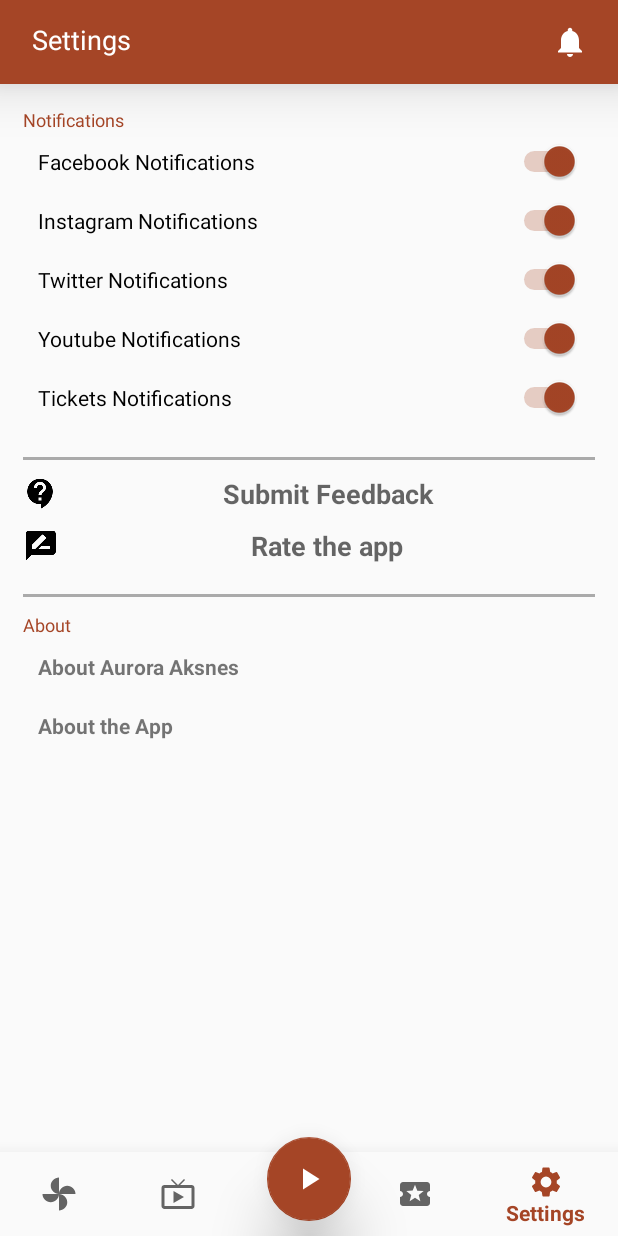
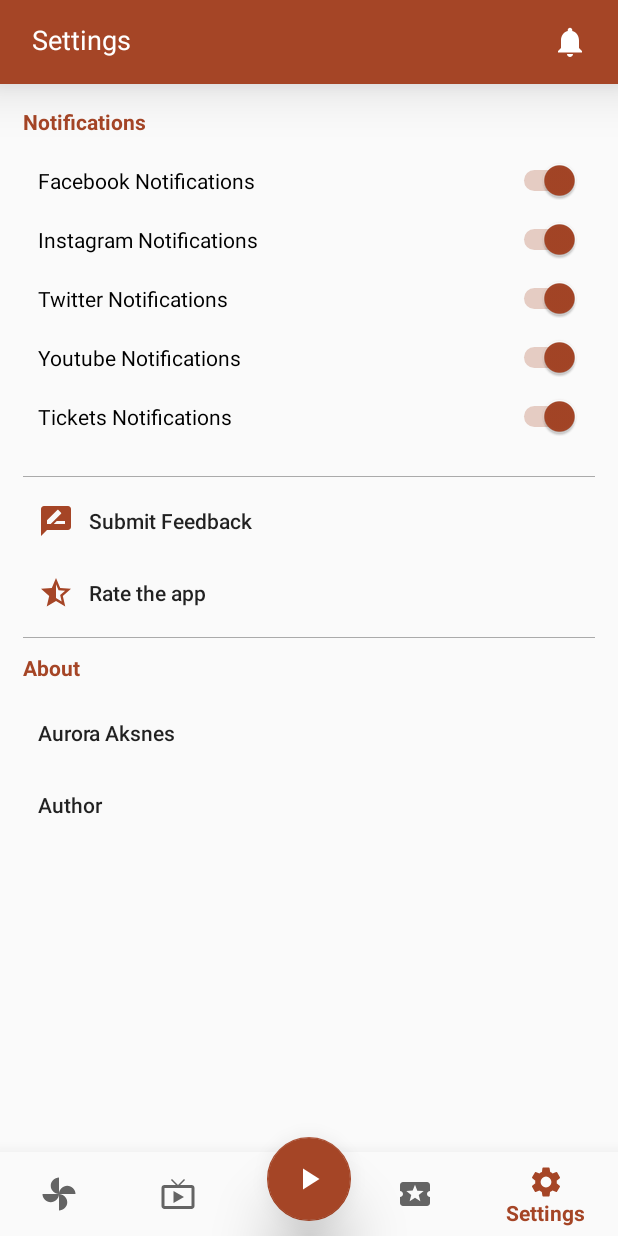
Before and after one commit to semmet95/moths-of-aurora, an Android app: the screen it shows after launch (MainActivity), item 5 of the bottom bar chosen, on a phone screen of 412 x 824 dp. Run offline under Robolectric (Android 15) with nearby library versions, the phone set to English and light mode, and no system bars; our stand-ins replace Firebase (no records; nobody signed in at launch, a user with empty details on screens opened directly); libraries missing offline, so code that uses them is left out: io.paperdb, jp.wasabeef.blurry; 2 statements that could not run were skipped.

Commit message:
Updates to Tickets,Playlist,Settings UI along with few fixes

```diff
--- a/app/src/main/java/amit/apps/aurora_raw3/MainActivity.java
+++ b/app/src/main/java/amit/apps/aurora_raw3/MainActivity.java
@@ -199,13 +199,13 @@ public class MainActivity extends AppCompatActivity implements Application.Activ
     @Override
     protected void onStart() {
         super.onStart();
-        Log.e("main_start :", "fragment to load = "+fragmenttoload);
+        /*Log.e("main_start :", "fragment to load = "+fragmenttoload);
         switch (fragmenttoload) {
             case 3: videosIconClicked();
                 break;
             case 4: ticketIconClicked();
                 break;
-        }
+        }*/
     }
 
     private void switchToolbarView(int activeWindow){
--- a/app/src/main/java/amit/apps/aurora_raw3/SettingsFragment.java
+++ b/app/src/main/java/amit/apps/aurora_raw3/SettingsFragment.java
@@ -15,6 +15,7 @@ import android.view.View;
 import android.view.ViewGroup;
 import android.view.Window;
 import android.view.WindowManager;
+import android.widget.Button;
 import android.widget.CompoundButton;
 import android.widget.Switch;
 import android.widget.TextView;
@@ -37,10 +38,10 @@ public class SettingsFragment extends Fragment {
         Switch twnotif = layout.findViewById(R.id.twnotifications);
         Switch vinotif = layout.findViewById(R.id.vinotifications);
         Switch tinotif = layout.findViewById(R.id.tinotifications);
-        TextView contactus = layout.findViewById(R.id.contactus);
-        TextView rateapp = layout.findViewById(R.id.rateapp);
-        TextView aboutaurora = layout.findViewById(R.id.aboutaurora);
-        TextView aboutapp = layout.findViewById(R.id.aboutapp);
+        Button contactus = layout.findViewById(R.id.contactus);
+        Button rateapp = layout.findViewById(R.id.rateapp);
+        Button aboutaurora = layout.findViewById(R.id.aboutaurora);
+        Button aboutapp = layout.findViewById(R.id.aboutapp);
 
         fanotif.setChecked(SettingsHolder.getfanotif());
         innotif.setChecked(SettingsHolder.getinnotif());
--- a/app/src/main/java/amit/apps/aurora_raw3/VideolyricsActivity.java
+++ b/app/src/main/java/amit/apps/aurora_raw3/VideolyricsActivity.java
@@ -8,6 +8,7 @@ import android.support.v7.app.AppCompatActivity;
 import android.text.InputType;
 import android.util.Log;
 import android.view.View;
+import android.widget.Button;
 import android.widget.EditText;
 import android.widget.ImageButton;
 import android.widget.ImageView;
@@ -35,7 +36,7 @@ public class VideolyricsActivity extends AppCompatActivity {
     public static int currentpojo;
     private static ArrayList<String> playlistids;
     private TextView videotitle, lyricstext;
-    private ImageView addlyrics;
+    private Button addlyrics;
 
     @Override
     protected void onCreate(Bundle savedInstanceState) {
--- a/app/src/main/java/amit/apps/aurora_raw3/adapters/ItemsAdapter.java
+++ b/app/src/main/java/amit/apps/aurora_raw3/adapters/ItemsAdapter.java
@@ -33,7 +33,7 @@ public class ItemsAdapter extends RecyclerView.Adapter<ItemsAdapter.ItemsViewHol
     public void onBindViewHolder(final ItemsViewHolder holder, int position) {
         holder.setSerialnum((position+1)+"");
         holder.setVideotitle(itemsvideopojo[position].getTitle());
-        holder.setVideoduration(itemsvideopojo[position].getDuration());
+        holder.setVideoduration("Duration · " + itemsvideopojo[position].getDuration());
 
         holder.removevideobutton.setOnClickListener(new View.OnClickListener() {
             @Override
--- a/app/src/main/java/amit/apps/aurora_raw3/adapters/TicketAdapter.java
+++ b/app/src/main/java/amit/apps/aurora_raw3/adapters/TicketAdapter.java
@@ -5,6 +5,7 @@ import android.net.Uri;
 import android.support.v7.widget.RecyclerView;
 import android.view.View;
 import android.widget.Button;
+import android.widget.ImageButton;
 import android.widget.TextView;
 
 import amit.apps.aurora_raw3.R;
@@ -14,7 +15,8 @@ public class TicketAdapter {
     public static class TicketViewHolder extends RecyclerView.ViewHolder {
 
         TextView date, fest, location;
-        Button url, rsvp;
+        Button url;
+        ImageButton rsvp;
 
         public TicketViewHolder(View itemView) {
             super(itemView);
--- a/app/src/main/res/layout/fragment_settings.xml
+++ b/app/src/main/res/layout/fragment_settings.xml
@@ -16,7 +16,8 @@
             android:layout_height="wrap_content"
             android:text="Notifications"
             android:id="@+id/notifbar"
-            android:textAppearance="@style/TextAppearance.Design.Hint" />
+            android:textColor="@color/colorAccent"
+            android:textStyle="bold" />
 
         <Switch
             android:layout_width="match_parent"
@@ -25,6 +26,7 @@
             android:text="Facebook Notifications"
             android:layout_below="@+id/notifbar"
             android:id="@+id/fanotifications"
+            android:layout_marginTop="10dp"
             android:padding="10dp"/>
 
         <Switch
@@ -65,73 +67,54 @@
 
         <View
             android:layout_width="match_parent"
-            android:layout_height="2dp"
+            android:layout_height="0.6dp"
             android:id="@+id/separator"
             android:background="@android:color/darker_gray"
             android:layout_below="@id/tinotifications"
             android:layout_marginTop="20dp"/>
 
-        <LinearLayout
+        <Button
             android:layout_width="match_parent"
             android:layout_height="wrap_content"
-            android:layout_below="@id/separator"
-            android:id="@+id/contactcontainer"
-            android:orientation="horizontal">
+            android:id="@+id/contactus"
+            android:layout_below="@+id/separator"
+            android:text="Submit Feedback"
+            android:theme="@style/ButtonStyle"
+            style="@style/Widget.AppCompat.Button.Borderless"
+            android:layout_marginTop="5dp"
+            android:textAlignment="textStart"
+            android:paddingStart="10dp"
+            android:paddingEnd="10dp"
+            android:textSize="14sp"
+            android:textAllCaps="false"
+            android:drawablePadding="10dp"
+            android:drawableStart="@drawable/ic_review"
+            />
 
-            <ImageButton
-                android:layout_width="wrap_content"
-                android:layout_height="wrap_content"
-                android:layout_weight="0"
-                android:background="@null"
-                android:layout_gravity="bottom"
-                android:src="@drawable/baseline_contact_support_black_36dp" />
-
-            <TextView
-                android:layout_width="match_parent"
-                android:layout_height="wrap_content"
-                android:layout_weight="1"
-                android:id="@+id/contactus"
-                android:paddingTop="10dp"
-                android:textStyle="bold"
-                android:gravity="center"
-                android:textAppearance="@style/Base.TextAppearance.AppCompat.Medium"
-                android:text="Submit Feedback"/>
-        </LinearLayout>
-
-        <LinearLayout
+        <Button
             android:layout_width="match_parent"
             android:layout_height="wrap_content"
-            android:orientation="horizontal"
-            android:layout_below="@id/contactcontainer"
-            android:id="@+id/ratecontainer">
-
-            <ImageButton
-                android:layout_width="wrap_content"
-                android:layout_height="wrap_content"
-                android:layout_weight="0"
-                android:background="@null"
-                android:layout_gravity="bottom"
-                android:src="@drawable/baseline_rate_review_black_36dp"/>
-
-            <TextView
-                android:layout_width="wrap_content"
-                android:layout_height="wrap_content"
-                android:layout_weight="1"
-                android:id="@+id/rateapp"
-                android:paddingTop="10dp"
-                android:textStyle="bold"
-                android:gravity="center"
-                android:textAppearance="@style/Base.TextAppearance.AppCompat.Medium"
-                android:text="Rate the app"/>
-        </LinearLayout>
+            android:id="@+id/rateapp"
+            android:layout_below="@+id/contactus"
+            android:text="Rate the app"
+            android:theme="@style/ButtonStyle"
+            style="@style/Widget.AppCompat.Button.Borderless"
+            android:textAlignment="textStart"
+            android:paddingStart="10dp"
+            android:paddingEnd="10dp"
+            android:textSize="14sp"
+            android:textAllCaps="false"
+            android:drawablePadding="10dp"
+            android:drawableStart="@drawable/ic_rate"
+            />
 
         <View
             android:layout_width="match_parent"
-            android:layout_height="2dp"
+            android:layout_height="0.6dp"
             android:id="@+id/separator2"
             android:background="@android:color/darker_gray"
-            android:layout_below="@id/ratecontainer"
-            android:layout_marginTop="20dp"/>
+            android:layout_below="@id/rateapp"
+            android:layout_marginTop="5dp"/>
 
         <TextView
             android:layout_width="match_parent"
@@ -140,24 +123,40 @@
             android:id="@+id/aboutbar"
             android:paddingTop="10dp"
             android:layout_below="@+id/separator2"
-            android:textAppearance="@style/TextAppearance.Design.Hint" />
+            android:textColor="@color/colorAccent"
+            android:textStyle="bold" />
 
-        <TextView
+        <Button
             android:layout_width="match_parent"
             android:layout_height="wrap_content"
             android:id="@+id/aboutaurora"
             android:layout_below="@+id/aboutbar"
-            android:text="About Aurora Aksnes"
-            android:textStyle="bold"
-            android:padding="10dp"/>
+            android:text="Aurora Aksnes"
+            android:theme="@style/ButtonStyle"
+            style="@style/Widget.AppCompat.Button.Borderless"
+            android:layout_marginTop="10dp"
+            android:textAlignment="textStart"
+            android:paddingStart="10dp"
+            android:paddingEnd="10dp"
+            android:textSize="14sp"
+            android:textAllCaps="false"
+            />
 
-        <TextView
+        <Button
             android:layout_width="match_parent"
             android:layout_height="wrap_content"
             android:id="@+id/aboutapp"
             android:layout_below="@+id/aboutaurora"
-            android:text="About the App"
-            android:textStyle="bold"
-            android:padding="10dp"/>
+            android:text="Author"
+            android:theme="@style/ButtonStyle"
+            style="@style/Widget.AppCompat.Button.Borderless"
+            android:textAlignment="textStart"
+            android:paddingStart="10dp"
+            android:paddingEnd="10dp"
+            android:textSize="14sp"
+            android:textAllCaps="false"
+            />
+
     </RelativeLayout>
+
 </ScrollView>
--- a/app/src/main/res/values/styles.xml
+++ b/app/src/main/res/values/styles.xml
@@ -26,4 +26,10 @@
     <style name="splashScreenTheme" parent="@android:style/Theme.DeviceDefault.Light.NoActionBar">
         <item name="android:windowBackground">@drawable/splash</item>
     </style>
+
+    <style name="ButtonStyle" parent="Theme.AppCompat.Light">
+        <item name="colorControlHighlight">@color/colorPrimaryFaded</item>
+        <item name="colorButtonNormal">@color/colorAccent</item>
+    </style>
+
 </resources>
```
Also changed, not shown: app/src/main/java/amit/apps/aurora_raw3/TicketsFragment.java (+2 -6 lines), app/src/main/res/layout/activity_videolyrics.xml (+32 -22 lines), app/src/main/res/layout/itemscard.xml (+45 -27 lines), app/src/main/res/layout/ticketcard.xml (+66 -27 lines).
